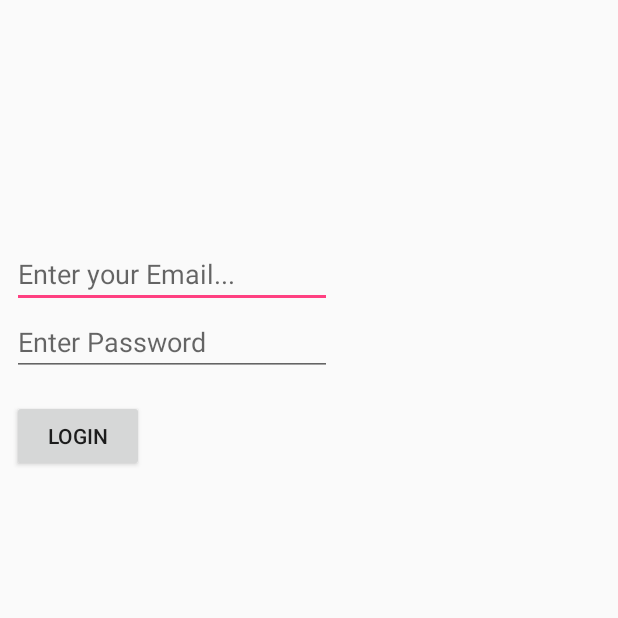
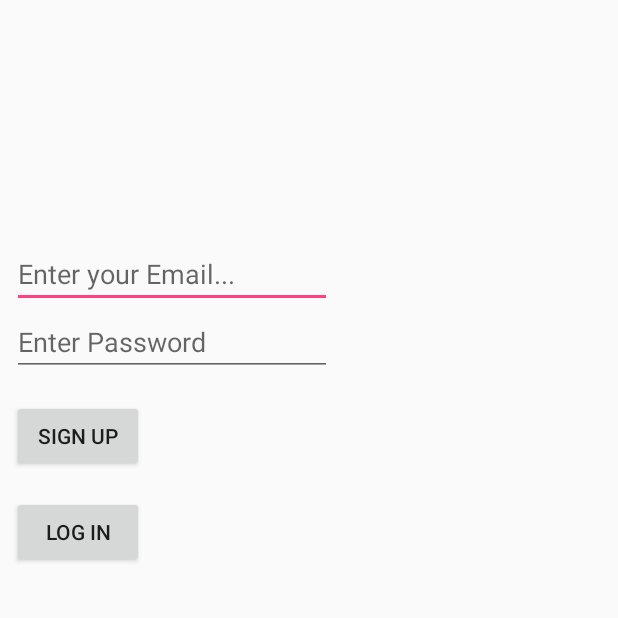
Before and after one commit to reiyoshizawa/SupermanGame, an Android app: the screen it shows after launch (LoginActivity), on a phone screen of 412 x 824 dp, the top half of it. Run offline under Robolectric (Android 15) with nearby library versions, the phone set to English and light mode, and no system bars; our stand-ins replace Firebase (no records; nobody signed in at launch, a user with empty details on screens opened directly).

Commit message:
create both sign up and log in function

```diff
--- a/app/build.gradle
+++ b/app/build.gradle
@@ -19,11 +19,10 @@ android {
 }
 
 dependencies {
-    implementation fileTree(dir: 'libs', include: ['*.jar'])
+    implementation fileTree(include: ['*.jar'], dir: 'libs')
     implementation 'com.android.support:appcompat-v7:27.0.0'
     implementation 'com.android.support.constraint:constraint-layout:1.1.0'
     implementation 'com.google.firebase:firebase-database:16.0.1'
-
     testImplementation 'junit:junit:4.12'
     androidTestImplementation 'com.android.support.test:runner:1.0.2'
     androidTestImplementation 'com.android.support.test.espresso:espresso-core:3.0.2'
--- a/app/src/main/java/com/example/yoshizawarei/supermangame/LoginActivity.java
+++ b/app/src/main/java/com/example/yoshizawarei/supermangame/LoginActivity.java
@@ -18,12 +18,13 @@ import com.google.firebase.auth.FirebaseUser;
 import com.google.firebase.database.DatabaseReference;
 import com.google.firebase.database.FirebaseDatabase;
 
-public class LoginActivity extends AppCompatActivity implements View.OnClickListener{
+public class LoginActivity extends AppCompatActivity{
     private FirebaseAuth mAuth;
     private static final String TAG = "LoginActivity";
     private EditText email_et;
     private EditText pw_et;
-    private Button login_bottun;
+    private Button logIn_button;
+    private Button signUp_button;
 
     @Override
     protected void onCreate(Bundle savedInstanceState) {
@@ -32,14 +33,16 @@ public class LoginActivity extends AppCompatActivity implements View.OnClickList
         mAuth = FirebaseAuth.getInstance();
         email_et = findViewById(R.id.email_et);
         pw_et = findViewById(R.id.pw_et);
-        login_bottun = findViewById(R.id.login_button);
+        logIn_button = findViewById(R.id.logIn_button);
+        signUp_button = findViewById(R.id.signUp_button);
     }
 
     @Override
     protected void onStart() {
         super.onStart();
-        login_bottun.setOnClickListener(this);
+//        logIn_button.setOnClickListener(this);
     }
+
     // root ---- User1 -- id
     //                 -- score
     //                 -- ...
@@ -47,8 +50,42 @@ public class LoginActivity extends AppCompatActivity implements View.OnClickList
     //      ---- User2 -- id
     //                 -- score
 
-    @Override
-    public void onClick(View v) {
+//    @Override
+//    public void onClick(View v) {
+//
+//
+//    }
+
+    public void logIn(View view) {
+        final String email = email_et.getText().toString();
+        String password = pw_et.getText().toString();
+
+        mAuth.signInWithEmailAndPassword(email, password)
+                .addOnCompleteListener(this, new OnCompleteListener<AuthResult>() {
+                    @Override
+                    public void onComplete(@NonNull Task<AuthResult> task) {
+                        if (task.isSuccessful()) {
+                            // Sign in success, update UI with the signed-in user's information
+                            Log.d(TAG, "signInWithEmail:success");
+                            FirebaseUser user = mAuth.getCurrentUser();
+                            Intent intent = new Intent(LoginActivity.this, StartActivity.class);
+                            intent.putExtra("email",email);
+                            startActivity(intent);
+//                            updateUI(user);
+                        } else {
+                            // If sign in fails, display a message to the user.
+                            Log.w(TAG, "signInWithEmail:failure", task.getException());
+                            Toast.makeText(LoginActivity.this, "Authentication failed.",
+                                    Toast.LENGTH_SHORT).show();
+//                            updateUI(null);
+                        }
+
+                        // ...
+                    }
+                });
+    }
+
+    public void signUp(View view) {
         final String email = email_et.getText().toString();
         String password = pw_et.getText().toString();
         mAuth.createUserWithEmailAndPassword(email, password)
--- a/app/src/main/java/com/example/yoshizawarei/supermangame/ResultActivity.java
+++ b/app/src/main/java/com/example/yoshizawarei/supermangame/ResultActivity.java
@@ -79,8 +79,7 @@ public class ResultActivity extends AppCompatActivity {
     }
 
     public void toHistory(View view) {
-        Intent intent = new Intent(getApplicationContext(), MainActivity.class);
-        intent.putExtra("LEVEL", "3");
+        Intent intent = new Intent(getApplicationContext(), HistoryActivity.class);
         startActivity(intent);
     }
 }
--- a/app/src/main/res/layout/activity_login.xml
+++ b/app/src/main/res/layout/activity_login.xml
@@ -34,7 +34,7 @@
         android:inputType="textPassword" />
 
     <Button
-        android:id="@+id/login_button"
+        android:id="@+id/signUp_button"
         android:layout_width="wrap_content"
         android:layout_height="wrap_content"
         android:layout_marginBottom="8dp"
@@ -43,5 +43,20 @@
         android:layout_marginRight="8dp"
         android:layout_marginStart="8dp"
         android:layout_marginTop="8dp"
-        android:text="login" />
+        android:text="Sign Up"
+        android:onClick="signUp"/>
+
+    <Button
+        android:id="@+id/logIn_button"
+        android:layout_width="wrap_content"
+        android:layout_height="wrap_content"
+        android:layout_marginBottom="8dp"
+        android:layout_marginEnd="8dp"
+        android:layout_marginLeft="8dp"
+        android:layout_marginRight="8dp"
+        android:layout_marginStart="8dp"
+        android:layout_marginTop="8dp"
+        android:text="Log In"
+        android:onClick="logIn"/>
+
 </LinearLayout>
```
Also changed, not shown: app/src/main/AndroidManifest.xml (+4 -4 lines), app/src/main/java/com/example/yoshizawarei/supermangame/HistoryActivity.java (+69 -1 lines), app/src/main/res/layout/activity_history.xml (added, +17 -0 lines).
